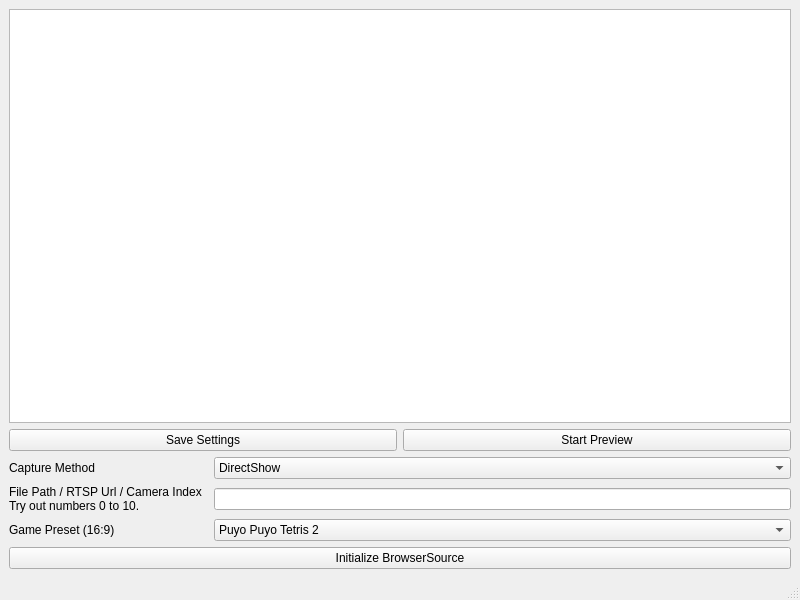
First picture: the form in src/app/mainwindow.ui, repository puyogg/puyo-chain-detector, before the edit.
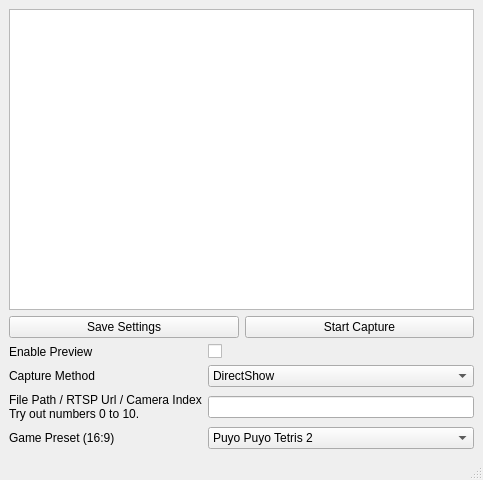
Second picture: the form after the edit.

Commit message: websocket, detector, and main app all connect without crashing probably!!

```diff
--- a/src/app/mainwindow.ui
+++ b/src/app/mainwindow.ui
@@ -6,8 +6,8 @@
    <rect>
     <x>0</x>
     <y>0</y>
-    <width>800</width>
-    <height>600</height>
+    <width>480</width>
+    <height>480</height>
    </rect>
   </property>
   <property name="windowTitle">
@@ -23,17 +23,7 @@
       </property>
      </widget>
     </item>
-    <item row="11" column="0" colspan="3">
-     <widget class="QPushButton" name="initializeDetector">
-      <property name="text">
-       <string>Initialize BrowserSource</string>
-      </property>
-     </widget>
-    </item>
-    <item row="9" column="2">
-     <widget class="QLineEdit" name="cameraValue"/>
-    </item>
-    <item row="3" column="0" colspan="3">
+    <item row="3" column="0" colspan="2">
      <layout class="QHBoxLayout" name="horizontalLayout_2">
       <item>
        <widget class="QPushButton" name="saveSettings">
@@ -45,30 +35,23 @@
       <item>
        <widget class="QPushButton" name="startPreview">
         <property name="text">
-         <string>Start Preview</string>
+         <string>Start Capture</string>
         </property>
        </widget>
       </item>
      </layout>
     </item>
-    <item row="1" column="0" colspan="3">
+    <item row="1" column="0" colspan="2">
      <widget class="QGraphicsView" name="graphicsView"/>
     </item>
-    <item row="8" column="2">
-     <widget class="QComboBox" name="captureMethod">
-      <item>
-       <property name="text">
-        <string>DirectShow</string>
-       </property>
-      </item>
-      <item>
-       <property name="text">
-        <string>Any</string>
-       </property>
-      </item>
+    <item row="8" column="0">
+     <widget class="QLabel" name="label_2">
+      <property name="text">
+       <string>Capture Method</string>
+      </property>
      </widget>
     </item>
-    <item row="10" column="2">
+    <item row="10" column="1">
      <widget class="QComboBox" name="gamePreset">
       <property name="toolTip">
        <string>The field layouts have slightly different positioning between games.</string>
@@ -85,6 +68,20 @@
       </item>
      </widget>
     </item>
+    <item row="8" column="1">
+     <widget class="QComboBox" name="captureMethod">
+      <item>
+       <property name="text">
+        <string>DirectShow</string>
+       </property>
+      </item>
+      <item>
+       <property name="text">
+        <string>Any</string>
+       </property>
+      </item>
+     </widget>
+    </item>
     <item row="10" column="0">
      <widget class="QLabel" name="label_3">
       <property name="text">
@@ -92,10 +89,20 @@
       </property>
      </widget>
     </item>
-    <item row="8" column="0">
-     <widget class="QLabel" name="label_2">
+    <item row="9" column="1">
+     <widget class="QLineEdit" name="cameraValue"/>
+    </item>
+    <item row="4" column="0">
+     <widget class="QLabel" name="label_4">
       <property name="text">
-       <string>Capture Method</string>
+       <string>Enable Preview</string>
+      </property>
+     </widget>
+    </item>
+    <item row="4" column="1">
+     <widget class="QCheckBox" name="enablePreview">
+      <property name="text">
+       <string/>
       </property>
      </widget>
     </item>
```
Left out of the diff: 4 changed lines with no effect on the pictures. The commit also changes 13 other files.
